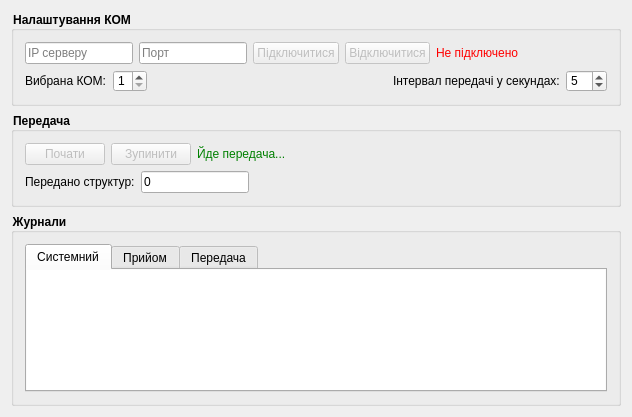
Qt form controller/ControllerWindow.ui (darkjedi9922/winsock-cw) before a commit.
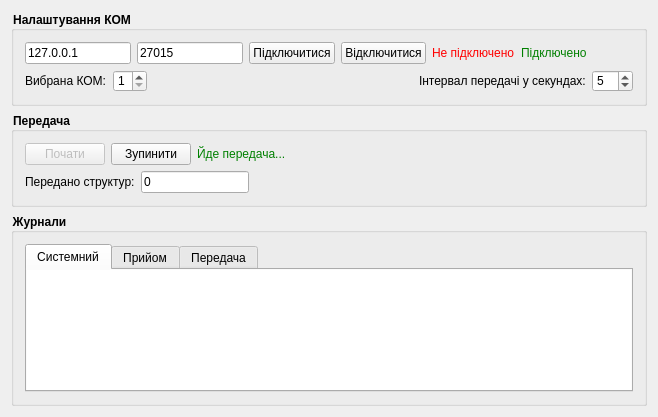
The same form after that commit.

Commit message: Implement controller connection/disconnection to the server.

Patch:
```diff
--- a/controller/ControllerWindow.ui
+++ b/controller/ControllerWindow.ui
@@ -6,7 +6,7 @@
    <rect>
     <x>0</x>
     <y>0</y>
-    <width>632</width>
+    <width>658</width>
     <height>417</height>
    </rect>
   </property>
@@ -26,9 +26,12 @@
      </property>
      <layout class="QVBoxLayout" name="verticalLayout">
       <item>
-       <layout class="QHBoxLayout" name="horizontalLayout" stretch="0,0,0,0,0,1">
+       <layout class="QHBoxLayout" name="horizontalLayout">
         <item>
-         <widget class="QLineEdit" name="lineEdit_2">
+         <widget class="QLineEdit" name="ipInput">
+          <property name="text">
+           <string>127.0.0.1</string>
+          </property>
           <property name="maxLength">
            <number>32767</number>
           </property>
@@ -38,7 +41,10 @@
          </widget>
         </item>
         <item>
-         <widget class="QLineEdit" name="lineEdit">
+         <widget class="QLineEdit" name="portInput">
+          <property name="text">
+           <string>27015</string>
+          </property>
           <property name="maxLength">
            <number>32767</number>
           </property>
@@ -50,7 +56,7 @@
         <item>
          <widget class="QPushButton" name="pushButton">
           <property name="enabled">
-           <bool>false</bool>
+           <bool>true</bool>
           </property>
           <property name="text">
            <string>Підключитися</string>
@@ -60,7 +66,7 @@
         <item>
          <widget class="QPushButton" name="pushButton_2">
           <property name="enabled">
-           <bool>false</bool>
+           <bool>true</bool>
           </property>
           <property name="text">
            <string>Відключитися</string>
@@ -79,6 +85,18 @@
           </property>
          </widget>
         </item>
+        <item>
+         <widget class="QLabel" name="connectedLabel">
+          <property name="styleSheet">
+           <string notr="true">QLabel {
+	color: green;
+}</string>
+          </property>
+          <property name="text">
+           <string>Підключено</string>
+          </property>
+         </widget>
+        </item>
         <item>
          <spacer name="horizontalSpacer">
           <property name="orientation">
@@ -86,8 +104,8 @@
           </property>
           <property name="sizeHint" stdset="0">
            <size>
-            <width>136</width>
-            <height>14</height>
+            <width>48</width>
+            <height>19</height>
            </size>
           </property>
          </spacer>
@@ -185,7 +203,7 @@
         <item>
          <widget class="QPushButton" name="pushButton_4">
           <property name="enabled">
-           <bool>false</bool>
+           <bool>true</bool>
           </property>
           <property name="text">
            <string>Зупинити</string>
```
Left out of the diff: 14 changed lines with no effect on the pictures. The commit also changes 3 other files.
